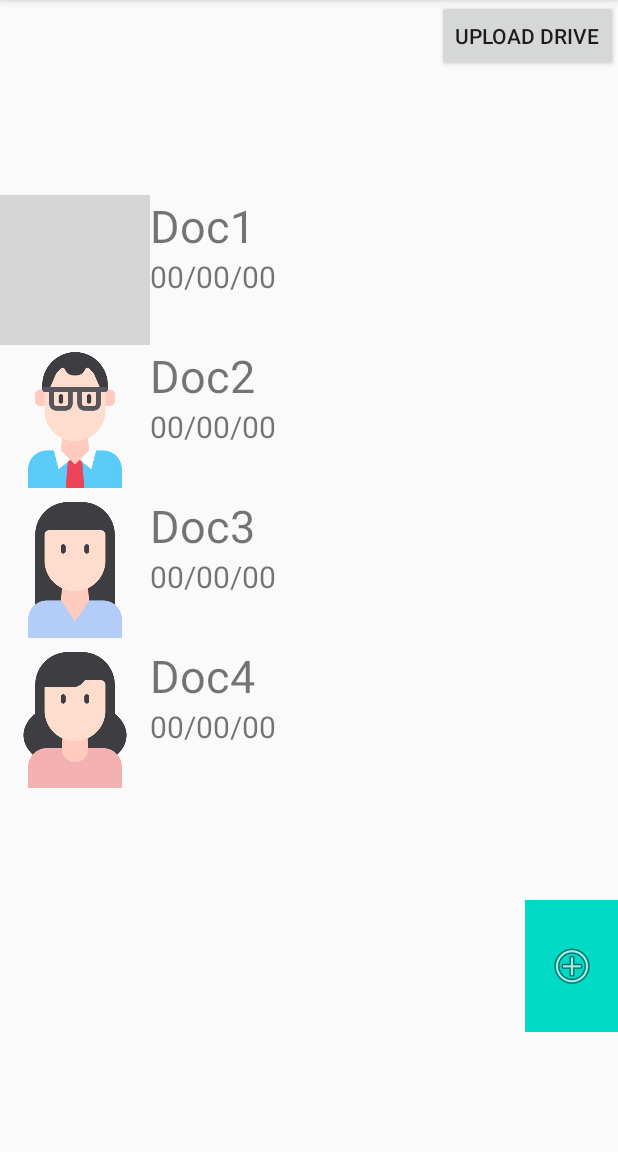
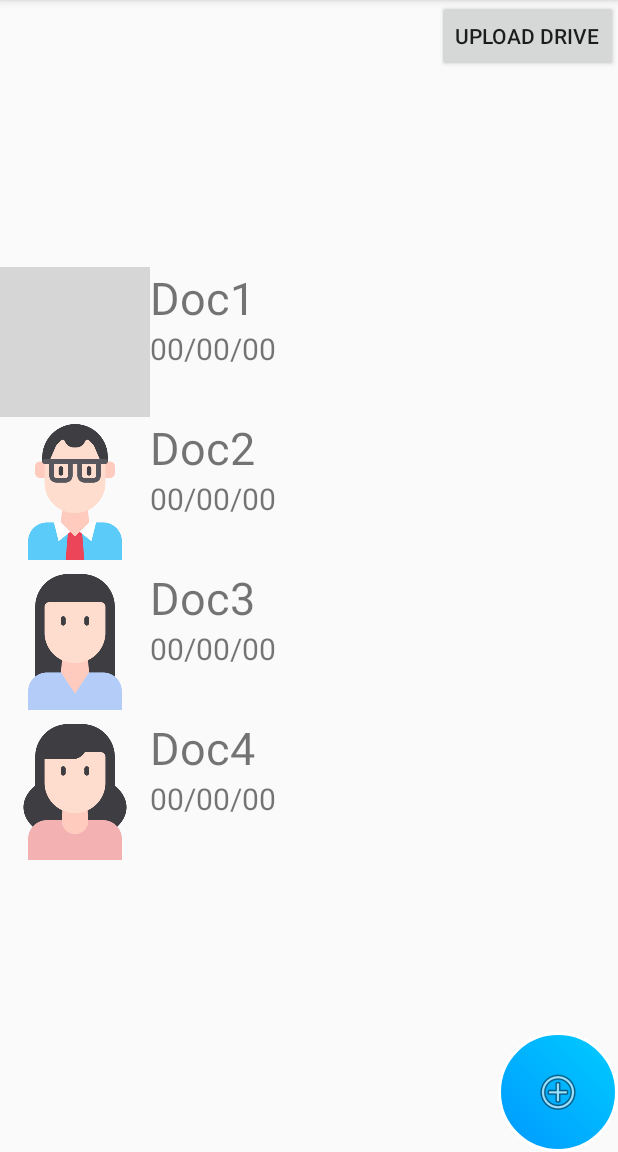
Before and after one commit to windymv025/ScannerApp, an Android app: the screen it shows after launch (MainActivity), on a phone screen of 412 x 824 dp, the part 84-1236 px from its top. Run offline under Robolectric (Android 15) with nearby library versions, the phone set to English and light mode, and no system bars; libraries missing offline, so code that uses them is left out: com.google.api.client, com.google.api.services, com.theartofdev.edmodo; pictures from the network do not load; grey boxes are pictures that could not be loaded.

Commit message:
fix click of ImageButton and change ImageButton shape

```diff
--- /dev/null
+++ b/ScannerApp/app/src/main/res/drawable/button_shape.xml
@@ -0,0 +1,14 @@
+<?xml version="1.0" encoding="utf-8"?>
+<shape xmlns:android="http://schemas.android.com/apk/res/android" >
+    <stroke android:width="2dp"
+        android:color="#FFFFFF"/>
+    <gradient
+        android:angle="225"
+        android:startColor="#00ccff"
+        android:endColor="#0099ff"/>
+    <corners
+        android:bottomLeftRadius="70dp"
+        android:bottomRightRadius="70dp"
+        android:topLeftRadius="70dp"
+        android:topRightRadius="70dp" />
+</shape>
--- a/ScannerApp/app/src/main/res/layout/activity_main.xml
+++ b/ScannerApp/app/src/main/res/layout/activity_main.xml
@@ -8,10 +8,9 @@
 
     <ImageButton
         android:id="@+id/btn_Camera"
-        android:layout_width="62dp"
-        android:layout_height="88dp"
-        android:layout_marginBottom="80dp"
-        android:background="@color/colorAccent"
+        android:layout_width="80dp"
+        android:layout_height="80dp"
+        android:background="@drawable/button_shape"
         app:layout_constraintBottom_toBottomOf="parent"
         app:layout_constraintEnd_toEndOf="parent"
         app:srcCompat="@android:drawable/ic_menu_add"
```
